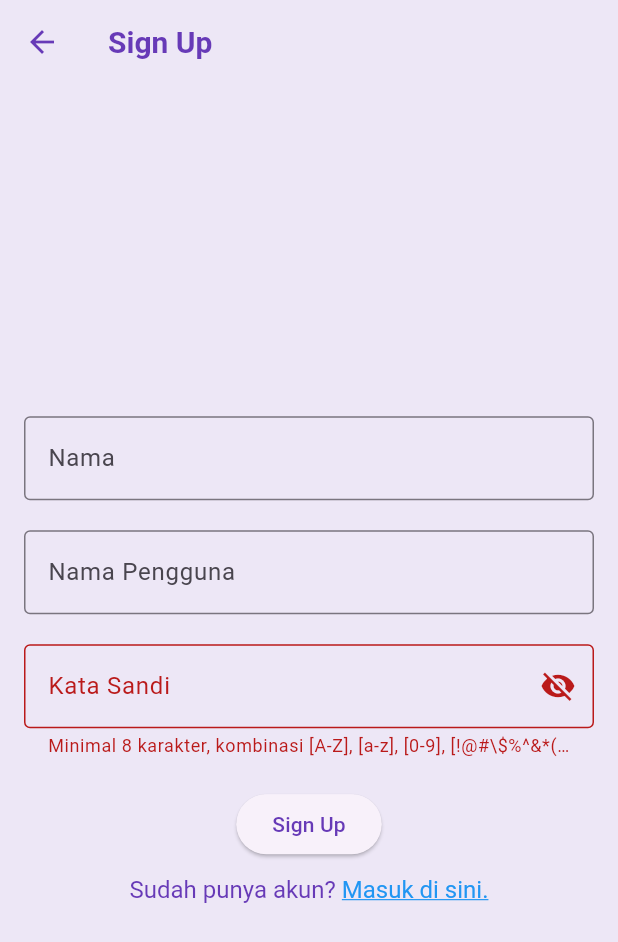
After one commit to Flutter-1/wisata_candi, a Flutter app: the SignUpScreen screen opened directly, after a tap on "Sign Up", on a phone screen of 412 x 824 dp. The commit adds this screen. Shown: the top 942 px of the screen. Run offline on Flutter 3.47's test engine with Material 2 defaults, Android fonts, the phone set to English and light mode, and no system bars.

Commit message:
Menangani Masukan Pengguna

```diff
--- /dev/null
+++ b/lib/screens/sign_up_screen.dart
@@ -0,0 +1,148 @@
+import 'package:flutter/gestures.dart';
+import 'package:flutter/material.dart';
+
+class SignUpScreen extends StatefulWidget {
+  const SignUpScreen({super.key});
+
+  @override
+  State<SignUpScreen> createState() => _SignUpScreenState();
+}
+
+class _SignUpScreenState extends State<SignUpScreen> {
+  // TODO: 1. Deklarasikan variabel
+  final TextEditingController _nameController = TextEditingController();
+  final TextEditingController _usernameController = TextEditingController();
+  final TextEditingController _passwordController = TextEditingController();
+
+  String _errorText = '';
+  bool _obscurePassword = true;
+
+  // TODO: 10. Membuat metode _signUp
+  void _signUp() {
+    final String name = _nameController.text.trim();
+    final String username = _usernameController.text.trim();
+    final String password = _passwordController.text.trim();
+    if (password.length < 8 ||
+        !password.contains(RegExp(r'[A-Z]')) ||
+        !password.contains(RegExp(r'[a-z]')) ||
+        !password.contains(RegExp(r'[0-9]')) ||
+        !password.contains(RegExp(r'[!@#$%^&*(),.?":{}|<>]'))) {
+      setState(() {
+        _errorText =
+            'Minimal 8 karakter, kombinasi [A-Z], [a-z], [0-9], [!@#\\\$%^&*(),.?":{}|<>]';
+      });
+      return;
+    }
+    print('*** Sign up berhasil!');
+    print('Nama: $name');
+    print('Nama Pengguna: $username');
+    print('Password: $password');
+  }
+
+  // TODO: 11. Membuat metode dispose
+  @override
+  void dispose() {
+    _nameController.dispose();
+    _usernameController.dispose();
+    _passwordController.dispose();
+    super.dispose();
+  }
+
+  @override
+  Widget build(BuildContext context) {
+    return Scaffold(
+      // TODO: 2. Pasang AppBar
+      appBar: AppBar(
+        title: const Text('Sign Up'),
+      ),
+      // TODO: 3. Pasang body
+      body: Center(
+          child: SingleChildScrollView(
+        child: Padding(
+          padding: const EdgeInsets.all(16.0),
+          child: Form(
+            child: Column(
+              // TODO: 4. Atur mainAxisAlignment dan crossAxisAlignment
+              mainAxisAlignment: MainAxisAlignment.center,
+              crossAxisAlignment: CrossAxisAlignment.center,
+              children: [
+                // TODO: 5. Pasang TextFormField Nama Lengkap
+                TextFormField(
+                  controller: _nameController,
+                  decoration: const InputDecoration(
+                    labelText: "Nama",
+                    border: OutlineInputBorder(),
+                  ),
+                ),
+                const SizedBox(
+                  height: 20,
+                ),
+                // TODO: 6. Pasang TextFormField Nama Pengguna
+                TextFormField(
+                  controller: _usernameController,
+                  decoration: const InputDecoration(
+                    labelText: "Nama Pengguna",
+                    border: OutlineInputBorder(),
+                  ),
+                ),
+                // TODO: 7. Pasang TextFormField Kata Sandi
+                const SizedBox(
+                  height: 20,
+                ),
+                TextFormField(
+                  controller: _passwordController,
+                  decoration: InputDecoration(
+                      labelText: "Kata Sandi",
+                      errorText: _errorText.isNotEmpty ? _errorText : null,
+                      border: const OutlineInputBorder(),
+                      suffixIcon: IconButton(
+                        onPressed: () {
+                          setState(() {
+                            _obscurePassword = !_obscurePassword;
+                          });
+                        },
+                        icon: Icon(_obscurePassword
+                            ? Icons.visibility_off
+                            : Icons.visibility),
+                      )),
+                  obscureText: _obscurePassword,
+                ),
+                // TODO: 8. Pasang ElevatedButton Sign Up
+                const SizedBox(
+                  height: 20,
+                ),
+                ElevatedButton(onPressed: _signUp, child: const Text("Sign Up")),
+                // TODO: 9. Pasang TextButton Sign In
+                const SizedBox(
+                  height: 10,
+                ),
+                // TextButton(
+                //     onPressed: () {},
+                //     child: Text('Sudah punya akun? Masuk di sini.')
+                // ),
+                RichText(
+                    text: TextSpan(
+                        text: 'Sudah punya akun? ',
+                        style: const TextStyle(
+                          fontSize: 16,
+                          color: Colors.deepPurple,
+                        ),
+                        children: [
+                      TextSpan(
+                        text: 'Masuk di sini.',
+                        style: const TextStyle(
+                          color: Colors.blue,
+                          decoration: TextDecoration.underline,
+                          fontSize: 16,
+                        ),
+                        recognizer: TapGestureRecognizer()..onTap = () {},
+                      ),
+                    ]))
+              ],
+            ),
+          ),
+        ),
+      )),
+    );
+  }
+}
```
Also changed, not shown: lib/main.dart (+12 -1 lines), lib/screens/sign_in_screen.dart (added, +109 -0 lines).
